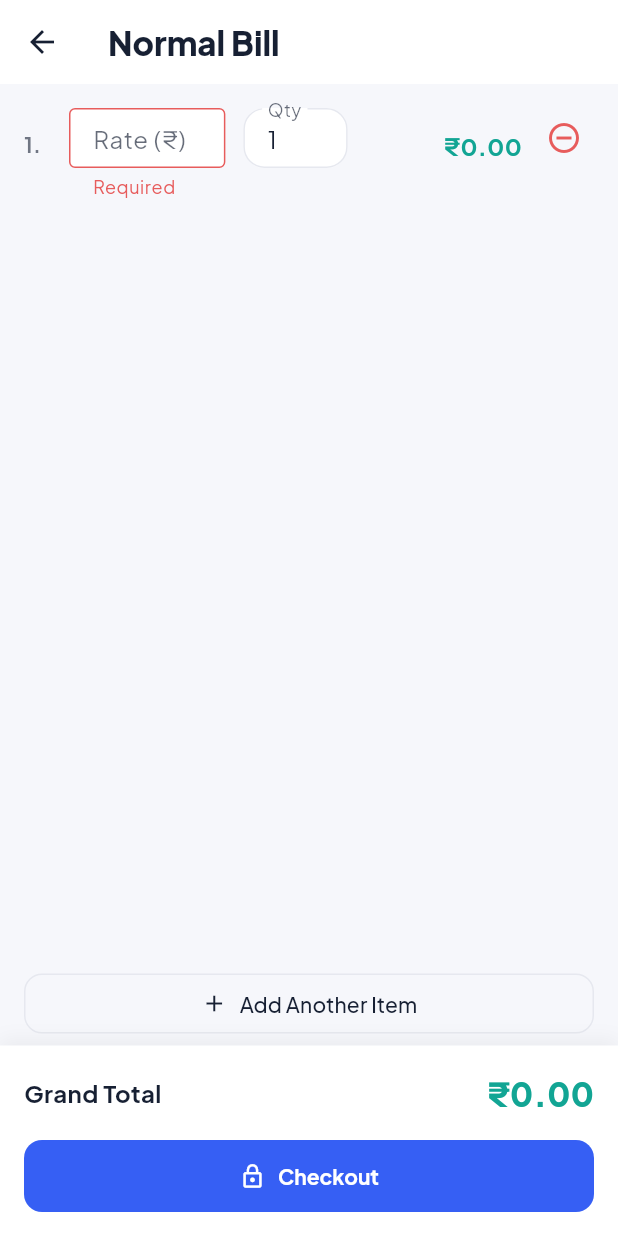
After one commit to moharoon11/StoreManagementApp, a Flutter app: the ManualBillingView screen opened directly, after a tap on "Add Another Item", after a tap on the "remove circle outline" icon, after a tap on "Checkout", on a phone screen of 412 x 824 dp. The commit adds this screen. Run offline on Flutter 3.47's test engine with Material 3 defaults, Android fonts, the phone set to English and light mode, and no system bars; our stand-ins replace google_fonts, image_picker, printing, shared_preferences; missing offline and left inert: flutter_file_dialog; accounts and stored records are empty.

Commit message:
feat: manaul billing added

```diff
--- a/lib/config/api_config.dart
+++ b/lib/config/api_config.dart
@@ -20,6 +20,7 @@ class ApiConfig {
   static const String products = '/products';
   static const String favourites = '/favourites';
   static const String checkout = '/billing/checkout';
+  static const String manualCheckout = '/billing/manual-checkout';
   static const String invoices = '/invoices';
   static const String stockMovements = '/stock/movements';
   static const String stockAdjust = '/stock/adjust';
--- /dev/null
+++ b/lib/views/billing/manual_billing_view.dart
@@ -0,0 +1,561 @@
+import 'package:flutter/material.dart';
+import 'package:printing/printing.dart';
+import '../../config/api_config.dart';
+import '../../services/api_service.dart';
+import '../../services/invoice_pdf_service.dart';
+
+class ManualBillingItemModel {
+  final TextEditingController rateController = TextEditingController();
+  final TextEditingController qtyController = TextEditingController(text: '1');
+
+  void dispose() {
+    rateController.dispose();
+    qtyController.dispose();
+  }
+}
+
+class ManualBillingView extends StatefulWidget {
+  const ManualBillingView({Key? key}) : super(key: key);
+
+  @override
+  State<ManualBillingView> createState() => _ManualBillingViewState();
+}
+
+class _ManualBillingViewState extends State<ManualBillingView> {
+  final List<ManualBillingItemModel> _items = [ManualBillingItemModel()];
+  final _formKey = GlobalKey<FormState>();
+  bool _isProcessing = false;
+
+  @override
+  void dispose() {
+    for (var item in _items) {
+      item.dispose();
+    }
+    super.dispose();
+  }
+
+  void _addItem() {
+    setState(() {
+      _items.add(ManualBillingItemModel());
+    });
+  }
+
+  void _removeItem(int index) {
+    if (_items.length > 1) {
+      setState(() {
+        _items[index].dispose();
+        _items.removeAt(index);
+      });
+    }
+  }
+
+  double get _grandTotal {
+    double total = 0;
+    for (var item in _items) {
+      final rate = double.tryParse(item.rateController.text) ?? 0;
+      final qty = int.tryParse(item.qtyController.text) ?? 0;
+      total += (rate * qty);
+    }
+    return total;
+  }
+
+  void _beginCheckout() {
+    if (!_formKey.currentState!.validate()) return;
+
+    // Check if there are valid items
+    bool hasValidItem = false;
+    for (var item in _items) {
+      final rate = double.tryParse(item.rateController.text) ?? 0;
+      final qty = int.tryParse(item.qtyController.text) ?? 0;
+      if (rate > 0 && qty > 0) {
+        hasValidItem = true;
+        break;
+      }
+    }
+
+    if (!hasValidItem) {
+      ScaffoldMessenger.of(context).showSnackBar(
+        const SnackBar(content: Text('Please enter at least one valid item with rate and quantity.')),
+      );
+      return;
+    }
+
+    showDialog(
+      context: context,
+      builder: (ctx) => _ManualCustomerDetailsDialog(
+        total: _grandTotal,
+        onCheckout: (name, mobile) {
+          _processCheckout(name, mobile);
+        },
+      ),
+    );
+  }
+
+  Future<void> _processCheckout(String name, String mobile) async {
+    if (_isProcessing) return;
+    setState(() => _isProcessing = true);
+
+    final messenger = ScaffoldMessenger.of(context);
+    final errorColor = Theme.of(context).colorScheme.error;
+
+    try {
+      final items = <Map<String, dynamic>>[];
+      for (var item in _items) {
+        final rate = double.tryParse(item.rateController.text) ?? 0;
+        final qty = int.tryParse(item.qtyController.text) ?? 0;
+        if (rate > 0 && qty > 0) {
+          items.add({
+            'rate': rate,
+            'quantity': qty,
+          });
+        }
+      }
+
+      final res = await ApiService.post(ApiConfig.manualCheckout, {
+        'customerName': name,
+        'customerMobileNumber': mobile,
+        'items': items,
+      });
+
+      if (res['success'] == true) {
+        final invoice = res['data'];
+        if (!mounted) return;
+        Navigator.pop(context); // close the billing view
+        _showInvoiceSuccess(context, invoice);
+      } else {
+        messenger.showSnackBar(SnackBar(
+            content: Text((res['message'] ?? 'Checkout failed.').toString())));
+      }
+    } catch (e) {
+      messenger.showSnackBar(SnackBar(
+        content: Text('Checkout Error: ${e.toString().replaceAll('Exception: ', '')}'),
+        backgroundColor: errorColor,
+      ));
+    } finally {
+      if (mounted) {
+        setState(() => _isProcessing = false);
+      }
+    }
+  }
+
+  void _showInvoiceSuccess(BuildContext context, dynamic invoice) {
+    final scheme = Theme.of(context).colorScheme;
+    final invoiceId = invoice['id'] as int;
+    final pdfFilename = 'Invoice_${invoice['invoiceNumber']}.pdf';
+
+    showDialog(
+      context: context,
+      builder: (ctx) => AlertDialog(
+        title: Row(children: [
+          Icon(Icons.check_circle, color: scheme.secondary, size: 22),
+          const SizedBox(width: 8),
+          Expanded(
+            child: Text('Checkout Completed',
+                style: TextStyle(
+                    color: scheme.onSurface,
+                    fontWeight: FontWeight.w800,
+                    fontSize: 16)),
+          ),
+        ]),
+        content: Column(
+          mainAxisSize: MainAxisSize.min,
+          crossAxisAlignment: CrossAxisAlignment.start,
+          children: [
+            Text('Invoice #: ${invoice['invoiceNumber']}',
+                style: TextStyle(
+                    color: scheme.onSurface, fontWeight: FontWeight.w800)),
+            const SizedBox(height: 8),
+            Row(
+              mainAxisAlignment: MainAxisAlignment.spaceBetween,
+              children: [
+                Text('Grand Total:',
+                    style: TextStyle(
+                        color: scheme.onSurface.withValues(alpha: .6),
+                        fontWeight: FontWeight.w600)),
+                Text('₹${invoice['grandTotal']}',
+                    style: TextStyle(
+                        color: scheme.secondary,
+                        fontSize: 17,
+                        fontWeight: FontWeight.w800)),
+              ],
+            ),
+            const SizedBox(height: 12),
+            const Divider(),
+            const SizedBox(height: 4),
+            Row(
+              mainAxisAlignment: MainAxisAlignment.spaceEvenly,
+              children: [
+                IconButton(
+                  icon: Icon(Icons.picture_as_pdf,
+                      color: scheme.error, size: 26),
+                  tooltip: 'Download PDF',
+                  onPressed: () async {
+                    try {
+                      final bytes = await InvoicePdfService.fetch(invoiceId);
+                      final wasSaved =
+                          await InvoicePdfService.save(bytes, pdfFilename);
+                      if (ctx.mounted && wasSaved) {
+                        ScaffoldMessenger.of(ctx).showSnackBar(
+                            const SnackBar(content: Text('PDF saved successfully.')));
+                      }
+                    } catch (e) {
+                      if (ctx.mounted) {
+                        ScaffoldMessenger.of(ctx).showSnackBar(
+                            SnackBar(content: Text('Error downloading PDF: $e')));
+                      }
+                    }
+                  },
+                ),
+                IconButton(
+                  icon: const Icon(Icons.share,
+                      color: Color(0xFF25D366), size: 26),
+                  tooltip: 'Share on WhatsApp',
+                  onPressed: () async {
+                    try {
+                      final bytes = await InvoicePdfService.fetch(invoiceId);
+                      await Printing.sharePdf(
+                        bytes: bytes,
+                        filename: pdfFilename,
+                        subject: 'Invoice ${invoice['invoiceNumber']}',
+                        body:
+                            'Invoice #${invoice['invoiceNumber']} - Total: ₹${invoice['grandTotal']}',
+                      );
+                    } catch (e) {
+                      if (ctx.mounted) {
+                        ScaffoldMessenger.of(ctx).showSnackBar(
+                            SnackBar(content: Text('Error sharing PDF: $e')));
+                      }
+                    }
+                  },
+                ),
+                IconButton(
+                  icon: Icon(Icons.print, color: scheme.primary, size: 26),
+                  tooltip: 'Print Invoice',
+                  onPressed: () async {
+                    try {
+                      final bytes = await InvoicePdfService.fetch(invoiceId);
+                      await Printing.layoutPdf(
+                        onLayout: (format) async => bytes,
+                        name: pdfFilename,
+                      );
+                    } catch (e) {
+                      if (ctx.mounted) {
+                        ScaffoldMessenger.of(ctx).showSnackBar(
+                            SnackBar(content: Text('Error printing: $e')));
+                      }
+                    }
+                  },
+                ),
+              ],
+            ),
+          ],
+        ),
+        actions: [
+          TextButton(
+            onPressed: () => Navigator.pop(ctx),
+            child: Text('Done',
+                style: TextStyle(
+                    color: scheme.primary, fontWeight: FontWeight.w800)),
+          ),
+        ],
+      ),
+    );
+  }
+
+  @override
+  Widget build(BuildContext context) {
+    final scheme = Theme.of(context).colorScheme;
+
+    return Scaffold(
+      appBar: AppBar(
+        title: const Text('Normal Bill', style: TextStyle(fontWeight: FontWeight.w800)),
+        backgroundColor: scheme.surface,
+        elevation: 0,
+      ),
+      body: Column(
+        children: [
+          Expanded(
+            child: Form(
+              key: _formKey,
+              child: ListView.separated(
+                padding: const EdgeInsets.all(16),
+                itemCount: _items.length,
+                separatorBuilder: (context, index) => const Divider(height: 32),
+                itemBuilder: (context, index) {
+                  final item = _items[index];
+                  return Row(
+                    crossAxisAlignment: CrossAxisAlignment.start,
+                    children: [
+                      Container(
+                        padding: const EdgeInsets.only(top: 14),
+                        width: 30,
+                        child: Text('${index + 1}.',
+                            style: TextStyle(
+                                fontWeight: FontWeight.bold,
+                                color: scheme.onSurface.withValues(alpha: .6))),
+                      ),
+                      Expanded(
+                        flex: 3,
+                        child: TextFormField(
+                          controller: item.rateController,
+                          keyboardType: const TextInputType.numberWithOptions(decimal: true),
+                          decoration: const InputDecoration(
+                            labelText: 'Rate (₹)',
+                            border: OutlineInputBorder(),
+                            contentPadding: EdgeInsets.symmetric(horizontal: 12, vertical: 12),
+                          ),
+                          onChanged: (_) => setState(() {}),
+                          validator: (val) {
+                            if (val == null || val.isEmpty) return 'Required';
+                            if (double.tryParse(val) == null) return 'Invalid';
+                            return null;
+                          },
+                        ),
+                      ),
+                      const SizedBox(width: 12),
+                      Expanded(
+                        flex: 2,
+                        child: TextFormField(
+                          controller: item.qtyController,
+                          keyboardType: TextInputType.number,
+                          decoration: const InputDecoration(
+                            labelText: 'Qty',
+                            border: OutlineInputBorder(),
+                            contentPadding: EdgeInsets.symmetric(horizontal: 12, vertical: 12),
+                          ),
+                          onChanged: (_) => setState(() {}),
+                          validator: (val) {
+                            if (val == null || val.isEmpty) return 'Required';
+                            if (int.tryParse(val) == null) return 'Invalid';
+                            return null;
+                          },
+                        ),
+                      ),
+                      const SizedBox(width: 12),
+                      Expanded(
+                        flex: 3,
+                        child: Container(
+                          padding: const EdgeInsets.only(top: 14),
+                          child: Text(
+                            '₹${((double.tryParse(item.rateController.text) ?? 0) * (int.tryParse(item.qtyController.text) ?? 0)).toStringAsFixed(2)}',
+                            style: TextStyle(
+                                fontWeight: FontWeight.bold,
+                                fontSize: 16,
+                                color: scheme.secondary),
+                            textAlign: TextAlign.right,
+                          ),
+                        ),
+                      ),
+                      const SizedBox(width: 8),
+                      IconButton(
+                        icon: Icon(Icons.remove_circle_outline, color: scheme.error),
+                        onPressed: _items.length > 1 ? () => _removeItem(index) : null,
+                        tooltip: 'Remove Item',
+                      ),
+                    ],
+                  );
+                },
+              ),
+            ),
+          ),
+          Padding(
+            padding: const EdgeInsets.symmetric(horizontal: 16, vertical: 8),
+            child: OutlinedButton.icon(
+              onPressed: _addItem,
+              icon: const Icon(Icons.add),
+              label: const Text('Add Another Item'),
+              style: OutlinedButton.styleFrom(
+                minimumSize: const Size.fromHeight(48),
+                shape: RoundedRectangleBorder(
+                  borderRadius: BorderRadius.circular(12),
+                ),
+              ),
+            ),
+          ),
+          Container(
+            padding: const EdgeInsets.all(16),
+            decoration: BoxDecoration(
+              color: scheme.surface,
+              boxShadow: [
+                BoxShadow(
+                  color: Colors.black.withValues(alpha: .05),
+                  blurRadius: 10,
+                  offset: const Offset(0, -4),
+                )
+              ],
+            ),
+            child: SafeArea(
+              child: Column(
+                mainAxisSize: MainAxisSize.min,
+                children: [
+                  Row(
+                    mainAxisAlignment: MainAxisAlignment.spaceBetween,
+                    children: [
+                      Text('Grand Total',
+                          style: TextStyle(
+                              fontSize: 16,
+                              fontWeight: FontWeight.w700,
+                              color: scheme.onSurface)),
+                      Text('₹${_grandTotal.toStringAsFixed(2)}',
+                          style: TextStyle(
+                              fontSize: 22,
+                              fontWeight: FontWeight.w800,
+                              color: scheme.secondary)),
+                    ],
+                  ),
+                  const SizedBox(height: 16),
+                  SizedBox(
+                    width: double.infinity,
+                    height: 48,
+                    child: FilledButton.icon(
+                      onPressed: _isProcessing ? null : _beginCheckout,
+                      icon: _isProcessing
+                          ? const SizedBox(
+                              width: 18,
+                              height: 18,
+                              child: CircularProgressIndicator(strokeWidth: 2, color: Colors.white))
+                          : const Icon(Icons.lock_outline),
+                      label: Text(_isProcessing ? 'Processing...' : 'Checkout'),
+                    ),
+                  ),
+                ],
+              ),
+            ),
+          )
+        ],
+      ),
+    );
+  }
+}
+
+class _ManualCustomerDetailsDialog extends StatefulWidget {
+  final double total;
+  final void Function(String name, String mobile) onCheckout;
+
+  const _ManualCustomerDetailsDialog({
+    required this.total,
+    required this.onCheckout,
+  });
+
+  @override
+  State<_ManualCustomerDetailsDialog> createState() => _ManualCustomerDetailsDialogState();
+}
+
+class _ManualCustomerDetailsDialogState extends State<_ManualCustomerDetailsDialog> {
+  final _formKey = GlobalKey<FormState>();
+  final _nameController = TextEditingController();
+  final _mobileController = TextEditingController();
+
+  @override
+  void dispose() {
+    _nameController.dispose();
+    _mobileController.dispose();
+    super.dispose();
+  }
+
+  @override
+  Widget build(BuildContext context) {
+    final scheme = Theme.of(context).colorScheme;
+
+    return AlertDialog(
+      title: Row(children: [
+        Icon(Icons.receipt_long_outlined, color: scheme.primary, size: 20),
+        const SizedBox(width: 8),
+        Expanded(
+          child: Text('Customer details',
+              style: TextStyle(
+                  color: scheme.onSurface,
+                  fontSize: 16,
+                  fontWeight: FontWeight.w800)),
+        ),
+      ]),
+      content: SizedBox(
+        width: 400,
+        child: SingleChildScrollView(
+          child: Form(
+            key: _formKey,
+            child: Column(
+              mainAxisSize: MainAxisSize.min,
+              crossAxisAlignment: CrossAxisAlignment.start,
+              children: [
+                Text('Add these details to complete the invoice.',
+                    style: TextStyle(
+                        color: scheme.onSurface.withValues(alpha: .65),
+                        fontSize: 12)),
+                const SizedBox(height: 14),
+                TextFormField(
+                  controller: _nameController,
+                  autofocus: true,
+                  maxLength: 150,
+                  textCapitalization: TextCapitalization.words,
+                  textInputAction: TextInputAction.next,
+                  autofillHints: const [AutofillHints.name],
+                  decoration: const InputDecoration(
+                    labelText: 'Customer name (Optional)',
+                    hintText: 'Enter customer name',
+                    prefixIcon: Icon(Icons.person_outline),
+                  ),
+                ),
+                const SizedBox(height: 8),
+                TextFormField(
+                  controller: _mobileController,
+                  maxLength: 20,
+                  keyboardType: TextInputType.phone,
+                  textInputAction: TextInputAction.done,
+                  autofillHints: const [AutofillHints.telephoneNumber],
+                  decoration: const InputDecoration(
+                    labelText: 'Customer mobile number',
+                    hintText: 'e.g. +91 98765 43210',
+                    prefixIcon: Icon(Icons.phone_outlined),
+                  ),
+                  validator: (value) {
+                    final mobile = (value ?? '').trim();
+                    if (mobile.isEmpty) {
+                      return 'Customer mobile number is required.';
+                    }
+                    if (!RegExp(r'^[0-9+\-\s()]{7,20}$').hasMatch(mobile)) {
+                      return 'Enter a valid mobile number.';
+                    }
+                    return null;
+                  },
+                ),
+                const SizedBox(height: 4),
+                Row(
+                  mainAxisAlignment: MainAxisAlignment.spaceBetween,
+                  children: [
+                    Text('Invoice total',
+                        style: TextStyle(
+                            color: scheme.onSurface,
+                            fontWeight: FontWeight.w700)),
+                    Text('₹${widget.total.toStringAsFixed(2)}',
+                        style: TextStyle(
+                            color: scheme.secondary,
+                            fontSize: 15,
+                            fontWeight: FontWeight.w800)),
+                  ],
+                ),
+              ],
+            ),
+          ),
+        ),
+      ),
+      actions: [
+        TextButton(
+          onPressed: () => Navigator.of(context).pop(),
+          child: const Text('Cancel'),
+        ),
+        FilledButton.icon(
+          onPressed: () {
+            if (!(_formKey.currentState?.validate() ?? false)) return;
+            final name = _nameController.text.trim();
+            final mobile = _mobileController.text.trim();
+            Navigator.of(context).pop();
+            widget.onCheckout(name, mobile);
+          },
+          icon: const Icon(Icons.lock_outline_rounded, size: 18),
+          label: const Text('Complete checkout'),
+        ),
+      ],
+    );
+  }
+}
```
Also changed, not shown: lib/views/dashboard/dashboard_view.dart (+9 -1 lines).
